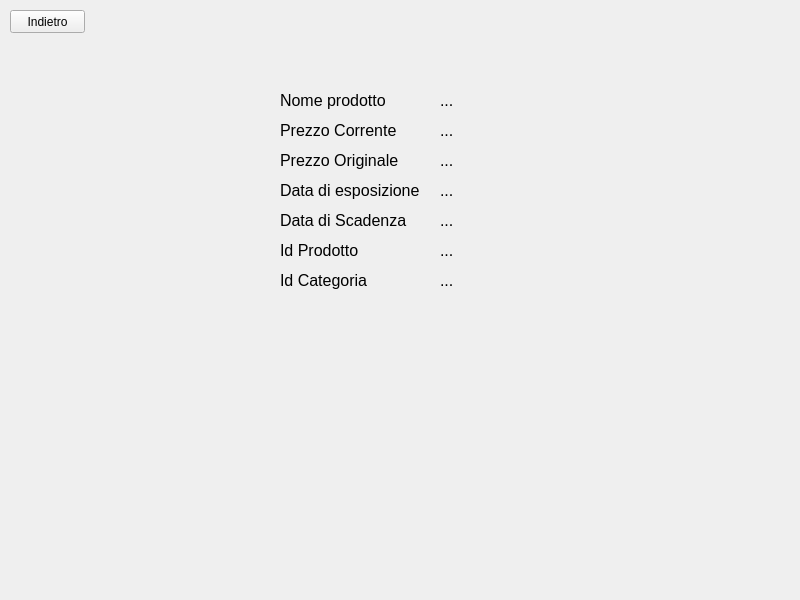
The window that NegozioDelUsatoPYQT5/ProdottoWindow.ui (LeonUrsu/NegozioDellUsato-ExamIS) describes before a commit, drawn with Qt 5.
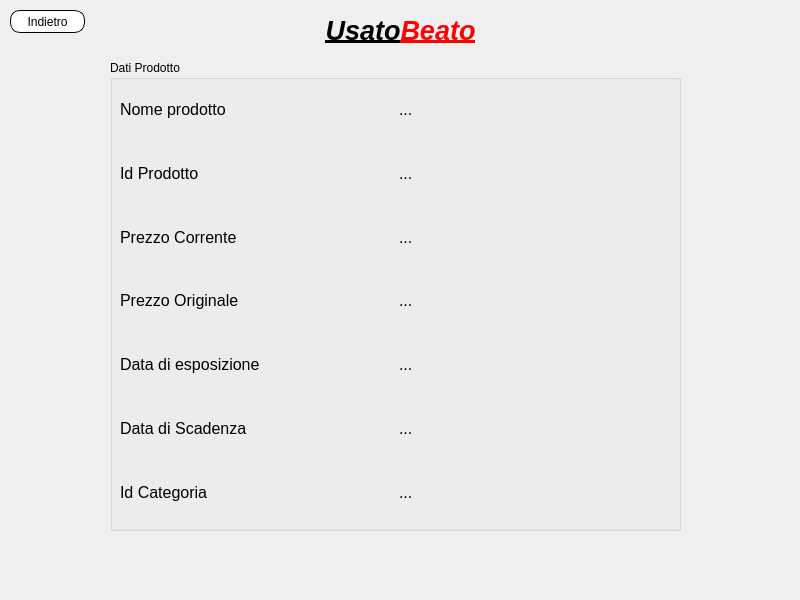
The same window after the commit.

Diff of the .ui file:
```diff
--- a/NegozioDelUsatoPYQT5/ProdottoWindow.ui
+++ b/NegozioDelUsatoPYQT5/ProdottoWindow.ui
@@ -14,15 +14,63 @@
    <string>MainWindow</string>
   </property>
   <widget class="QWidget" name="loginWidget">
+   <widget class="QPushButton" name="Indietro">
+    <property name="geometry">
+     <rect>
+      <x>10</x>
+      <y>10</y>
+      <width>75</width>
+      <height>23</height>
+     </rect>
+    </property>
+    <property name="styleSheet">
+     <string notr="true">QPushButton {
+    background-color: white;
+    border: 1px solid black;
+	border-radius:10px;
+}
+QPushButton:pressed {
+    background-color:  rgb(51, 153, 204);
+    border: 1px solid black;
+	border-radius:10px;
+}</string>
+    </property>
+    <property name="text">
+     <string>Indietro</string>
+    </property>
+   </widget>
+   <widget class="QGroupBox" name="groupBox">
+    <property name="geometry">
+     <rect>
+      <x>110</x>
+      <y>60</y>
+      <width>571</width>
+      <height>471</height>
+     </rect>
+    </property>
+    <property name="title">
+     <string>Dati Prodotto</string>
+    </property>
+    <property name="flat">
+     <bool>false</bool>
+    </property>
+    <property name="checkable">
+     <bool>false</bool>
+    </property>
+    <widget class="QWidget" name="horizontalLayoutWidget">
+     <property name="geometry">
+      <rect>
+       <x>10</x>
+       <y>20</y>
+       <width>551</width>
+       <height>441</height>
+      </rect>
+     </property>
+     <layout class="QHBoxLayout" name="horizontalLayout">
+      <item>
+       <layout class="QVBoxLayout" name="verticalLayout">
+        <item>
    <widget class="QLabel" name="NomeProdotto_2">
-    <property name="geometry">
-     <rect>
-      <x>280</x>
-      <y>90</y>
-      <width>141</width>
-      <height>21</height>
-     </rect>
-    </property>
     <property name="font">
      <font>
       <pointsize>12</pointsize>
@@ -32,15 +80,21 @@
      <string>Nome prodotto</string>
     </property>
    </widget>
+        </item>
+        <item>
+         <widget class="QLabel" name="IdProdotto">
+          <property name="font">
+           <font>
+            <pointsize>12</pointsize>
+           </font>
+          </property>
+          <property name="text">
+           <string>Id Prodotto</string>
+          </property>
+         </widget>
+        </item>
+        <item>
    <widget class="QLabel" name="PrezzoCorrente">
-    <property name="geometry">
-     <rect>
-      <x>280</x>
-      <y>120</y>
-      <width>141</width>
-      <height>21</height>
-     </rect>
-    </property>
     <property name="font">
      <font>
       <pointsize>12</pointsize>
@@ -50,15 +104,9 @@
      <string>Prezzo Corrente</string>
     </property>
    </widget>
+        </item>
+        <item>
    <widget class="QLabel" name="PrezzoOriginale">
-    <property name="geometry">
-     <rect>
-      <x>280</x>
-      <y>150</y>
-      <width>141</width>
-      <height>21</height>
-     </rect>
-    </property>
     <property name="font">
      <font>
       <pointsize>12</pointsize>
@@ -68,15 +116,9 @@
      <string>Prezzo Originale</string>
     </property>
    </widget>
+        </item>
+        <item>
    <widget class="QLabel" name="DataEsposizione">
-    <property name="geometry">
-     <rect>
-      <x>280</x>
-      <y>180</y>
-      <width>141</width>
-      <height>21</height>
-     </rect>
-    </property>
     <property name="font">
      <font>
       <pointsize>12</pointsize>
@@ -86,15 +128,9 @@
      <string>Data di esposizione</string>
     </property>
    </widget>
+        </item>
+        <item>
    <widget class="QLabel" name="DatadiScadenza">
-    <property name="geometry">
-     <rect>
-      <x>280</x>
-      <y>210</y>
-      <width>141</width>
-      <height>21</height>
-     </rect>
-    </property>
     <property name="font">
      <font>
       <pointsize>12</pointsize>
@@ -104,46 +140,9 @@
      <string>Data di Scadenza</string>
     </property>
    </widget>
-   <widget class="QLabel" name="IdProdotto">
-    <property name="geometry">
-     <rect>
-      <x>280</x>
-      <y>240</y>
-      <width>141</width>
-      <height>21</height>
-     </rect>
-    </property>
-    <property name="font">
-     <font>
-      <pointsize>12</pointsize>
-     </font>
-    </property>
-    <property name="text">
-     <string>Id Prodotto</string>
-    </property>
-   </widget>
-   <widget class="QPushButton" name="Indietro">
-    <property name="geometry">
-     <rect>
-      <x>10</x>
-      <y>10</y>
-      <width>75</width>
-      <height>23</height>
-     </rect>
-    </property>
-    <property name="text">
-     <string>Indietro</string>
-    </property>
-   </widget>
+        </item>
+        <item>
    <widget class="QLabel" name="IdCategoria">
-    <property name="geometry">
-     <rect>
-      <x>280</x>
-      <y>270</y>
-      <width>141</width>
-      <height>21</height>
-     </rect>
-    </property>
     <property name="font">
      <font>
       <pointsize>12</pointsize>
@@ -153,15 +152,25 @@
      <string>Id Categoria</string>
     </property>
    </widget>
+        </item>
+       </layout>
+      </item>
+      <item>
+       <layout class="QVBoxLayout" name="verticalLayout_2">
+        <item>
    <widget class="QLabel" name="NomeProdottoDaAgg">
-    <property name="geometry">
-     <rect>
-      <x>440</x>
-      <y>90</y>
-      <width>141</width>
-      <height>21</height>
-     </rect>
-    </property>
+          <property name="font">
+           <font>
+            <pointsize>12</pointsize>
+           </font>
+          </property>
+          <property name="text">
+           <string>...</string>
+          </property>
+         </widget>
+        </item>
+        <item>
+         <widget class="QLabel" name="IdProdottoDaAgg">
     <property name="font">
      <font>
       <pointsize>12</pointsize>
@@ -171,15 +180,9 @@
      <string>...</string>
     </property>
    </widget>
+        </item>
+        <item>
    <widget class="QLabel" name="PrezzoCorrenteDaAgg">
-    <property name="geometry">
-     <rect>
-      <x>440</x>
-      <y>120</y>
-      <width>141</width>
-      <height>21</height>
-     </rect>
-    </property>
     <property name="font">
      <font>
       <pointsize>12</pointsize>
@@ -189,15 +192,9 @@
      <string>...</string>
     </property>
    </widget>
+        </item>
+        <item>
    <widget class="QLabel" name="PrezzoOriginaleDaAgg">
-    <property name="geometry">
-     <rect>
-      <x>440</x>
-      <y>150</y>
-      <width>141</width>
-      <height>21</height>
-     </rect>
-    </property>
     <property name="font">
      <font>
       <pointsize>12</pointsize>
@@ -207,15 +204,9 @@
      <string>...</string>
     </property>
    </widget>
+        </item>
+        <item>
    <widget class="QLabel" name="DataDiEspozioneDaAgg">
-    <property name="geometry">
-     <rect>
-      <x>440</x>
-      <y>180</y>
-      <width>141</width>
-      <height>21</height>
-     </rect>
-    </property>
     <property name="font">
      <font>
       <pointsize>12</pointsize>
@@ -225,15 +216,9 @@
      <string>...</string>
     </property>
    </widget>
+        </item>
+        <item>
    <widget class="QLabel" name="DataDiScadenzaDaAgg">
-    <property name="geometry">
-     <rect>
-      <x>440</x>
-      <y>210</y>
-      <width>141</width>
-      <height>21</height>
-     </rect>
-    </property>
     <property name="font">
      <font>
       <pointsize>12</pointsize>
@@ -243,40 +228,46 @@
      <string>...</string>
     </property>
    </widget>
-   <widget class="QLabel" name="IdProdottoDaAgg">
-    <property name="geometry">
-     <rect>
-      <x>440</x>
-      <y>240</y>
-      <width>141</width>
-      <height>21</height>
-     </rect>
-    </property>
-    <property name="font">
-     <font>
-      <pointsize>12</pointsize>
-     </font>
-    </property>
-    <property name="text">
-     <string>...</string>
-    </property>
-   </widget>
+        </item>
+        <item>
    <widget class="QLabel" name="IdCategoriaDaAgg">
+          <property name="font">
+           <font>
+            <pointsize>12</pointsize>
+           </font>
+          </property>
+          <property name="text">
+           <string>...</string>
+          </property>
+         </widget>
+        </item>
+       </layout>
+      </item>
+     </layout>
+    </widget>
+   </widget>
+   <widget class="QLabel" name="label">
     <property name="geometry">
      <rect>
-      <x>440</x>
-      <y>270</y>
-      <width>141</width>
-      <height>21</height>
+      <x>290</x>
+      <y>10</y>
+      <width>221</width>
+      <height>41</height>
      </rect>
     </property>
     <property name="font">
      <font>
-      <pointsize>12</pointsize>
+      <pointsize>20</pointsize>
+      <weight>75</weight>
+      <italic>true</italic>
+      <bold>true</bold>
+      <underline>true</underline>
+      <strikeout>false</strikeout>
+      <stylestrategy>PreferAntialias</stylestrategy>
      </font>
     </property>
     <property name="text">
-     <string>...</string>
+     <string>&lt;html&gt;&lt;head/&gt;&lt;body&gt;&lt;p align=&quot;center&quot;&gt;&lt;span style=&quot; font-weight:600;&quot;&gt;Usato&lt;/span&gt;&lt;span style=&quot; font-weight:600; color:#ff0000;&quot;&gt;Beato&lt;/span&gt;&lt;/p&gt;&lt;/body&gt;&lt;/html&gt;</string>
     </property>
    </widget>
   </widget>
```
Lines whose indentation alone changed are shown as unchanged.
